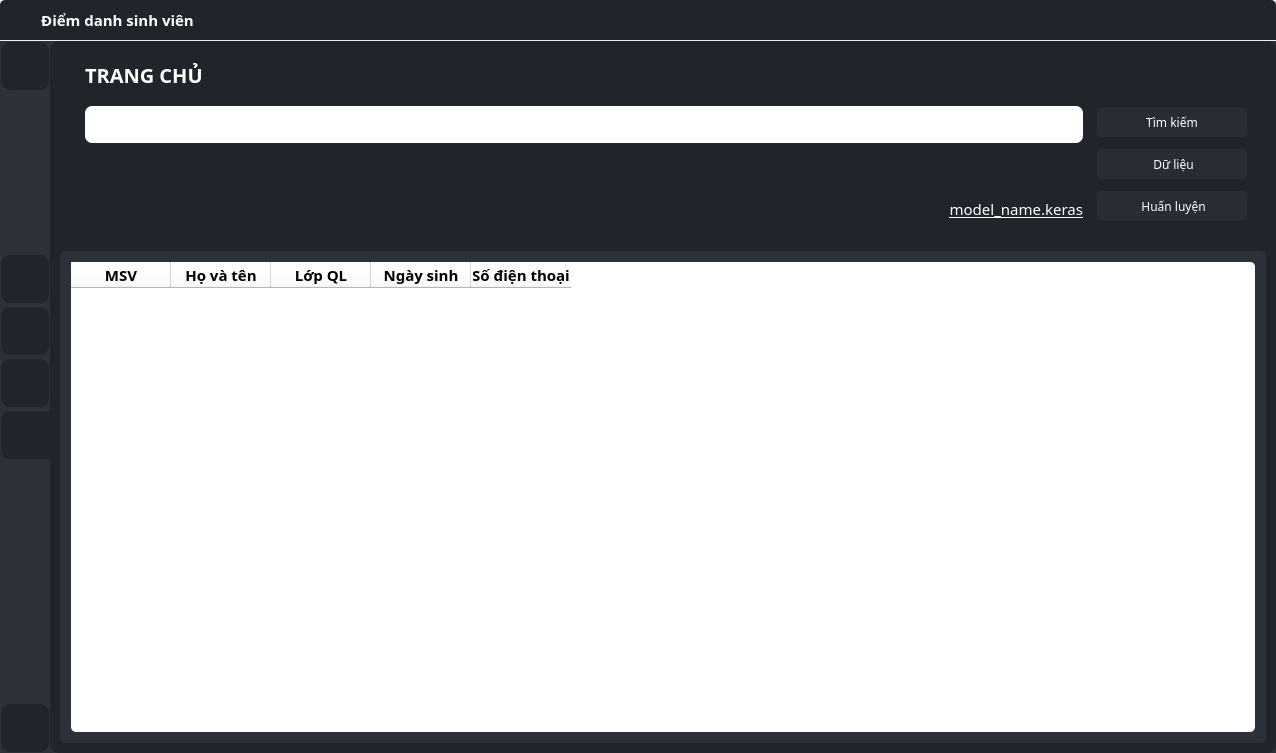
The window that attendance.ui (cdghhhiilnnotu/Face-Attendance-CLIENT) describes before a commit, drawn with Qt 5.
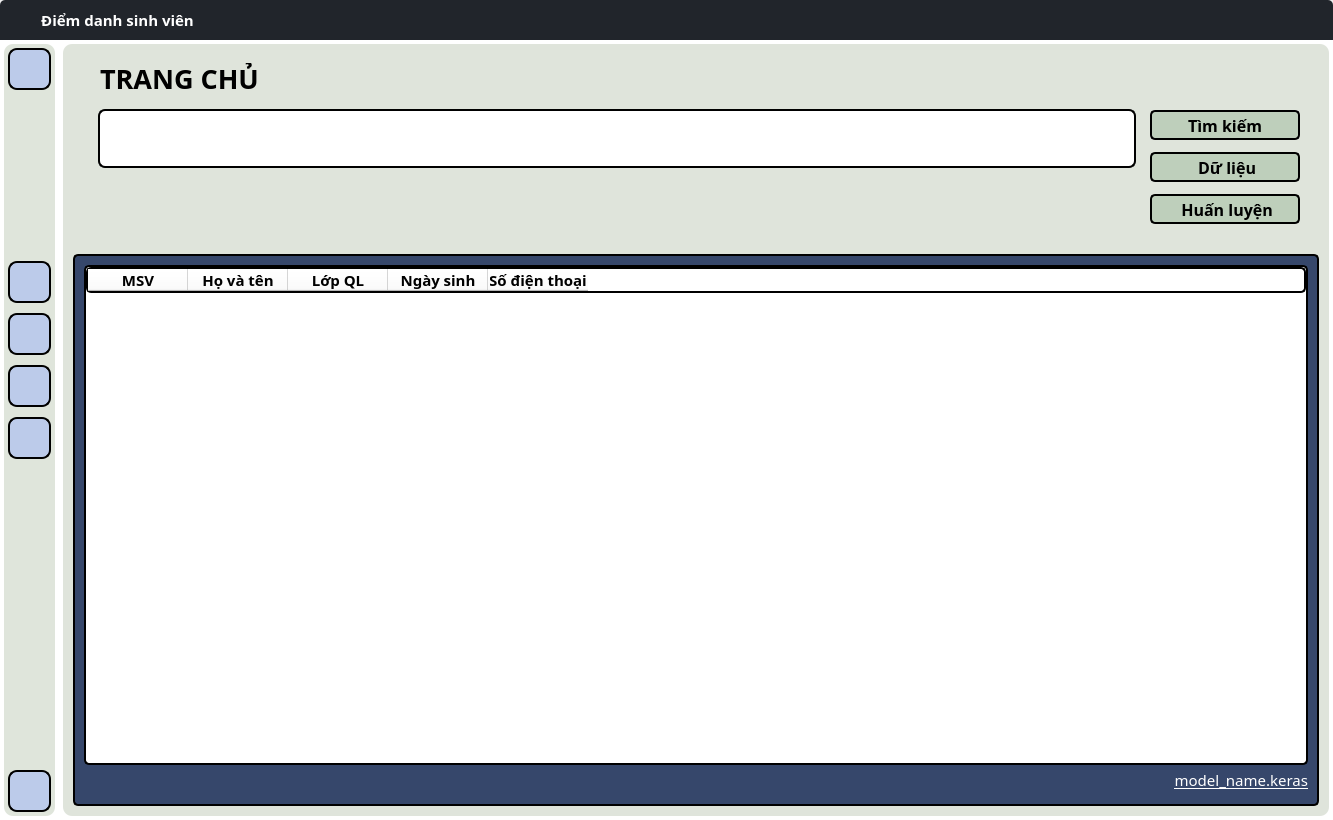
The same window after the commit. The open tabs and pages were chosen to show the change. Icons and pictures are not drawn.

```diff
--- a/attendance.ui
+++ b/attendance.ui
@@ -6,8 +6,8 @@
    <rect>
     <x>0</x>
     <y>0</y>
-    <width>1276</width>
-    <height>753</height>
+    <width>1333</width>
+    <height>820</height>
    </rect>
   </property>
   <property name="font">
@@ -21,7 +21,7 @@
   <widget class="QWidget" name="attendanceWidget">
    <layout class="QVBoxLayout" name="verticalLayout_19">
     <property name="spacing">
-     <number>1</number>
+     <number>0</number>
     </property>
     <property name="leftMargin">
      <number>0</number>
@@ -85,7 +85,7 @@
           <string/>
          </property>
          <property name="pixmap">
-          <pixmap resource="resources/EC8482/resources.qrc">:/icons/airplay.svg</pixmap>
+          <pixmap>:/icons/airplay.svg</pixmap>
          </property>
          <property name="alignment">
           <set>Qt::AlignCenter</set>
@@ -144,7 +144,7 @@
           <string/>
          </property>
          <property name="icon">
-          <iconset resource="resources/EC8482/resources.qrc">
+          <iconset>
            <normaloff>:/icons/divide-circle.svg</normaloff>:/icons/divide-circle.svg</iconset>
          </property>
          <property name="iconSize">
@@ -173,7 +173,7 @@
           <string/>
          </property>
          <property name="icon">
-          <iconset resource="resources/EC8482/resources.qrc">
+          <iconset>
            <normaloff>:/icons/circle.svg</normaloff>:/icons/circle.svg</iconset>
          </property>
          <property name="iconSize">
@@ -202,7 +202,7 @@
           <string/>
          </property>
          <property name="icon">
-          <iconset resource="resources/EC8482/resources.qrc">
+          <iconset>
            <normaloff>:/icons/x-circle.svg</normaloff>:/icons/x-circle.svg</iconset>
          </property>
          <property name="iconSize">
@@ -225,23 +225,23 @@
        <bool>false</bool>
       </property>
       <property name="styleSheet">
-       <string notr="true">background-color: rgb(44, 49, 58);</string>
+       <string notr="true">background-color: rgb(255, 255, 255);</string>
       </property>
       <layout class="QHBoxLayout" name="horizontalLayout">
        <property name="spacing">
-        <number>0</number>
+        <number>8</number>
        </property>
        <property name="leftMargin">
-        <number>0</number>
+        <number>4</number>
        </property>
        <property name="topMargin">
-        <number>0</number>
+        <number>4</number>
        </property>
        <property name="rightMargin">
-        <number>0</number>
+        <number>4</number>
        </property>
        <property name="bottomMargin">
-        <number>0</number>
+        <number>4</number>
        </property>
        <item>
         <widget class="QWidget" name="menu" native="true">
@@ -258,7 +258,7 @@
           </size>
          </property>
          <property name="styleSheet">
-          <string notr="true">background-color: rgb(44, 49, 58);
+          <string notr="true">background-color:rgb(223,229,219);
 border-radius: 9px;
 </string>
          </property>
@@ -295,26 +295,26 @@
             <property name="font">
              <font>
               <family>Cascadia Code</family>
-              <pointsize>13</pointsize>
+              <pointsize>12</pointsize>
              </font>
             </property>
             <property name="layoutDirection">
              <enum>Qt::LeftToRight</enum>
             </property>
             <property name="styleSheet">
-             <string notr="true">background-color: rgb(33, 37, 43);
-border-top-right-radius: 9px;
-border-top-left-radius: 9px;
-border-bottom-right-radius: 9px;
-border-bottom-left-radius: 9px;
-margin: 1px 1px 1px 1px;</string>
+             <string notr="true">margin: 4px 4px 4px 4px;
+background-color:rgb(188,203,234);
+border-radius:9px;
+border: 2px solid #000;
+font-size: 12pt;
+</string>
             </property>
             <property name="text">
              <string/>
             </property>
             <property name="icon">
-             <iconset resource="resources/EC8482/resources.qrc">
-              <normaloff>:/icons/menu.svg</normaloff>:/icons/menu.svg</iconset>
+             <iconset resource="resources/resources.qrc">
+              <normaloff>:/icons_dark/icon_dark/menu.svg</normaloff>:/icons_dark/icon_dark/menu.svg</iconset>
             </property>
             <property name="iconSize">
              <size>
@@ -381,22 +381,23 @@
                <property name="font">
                 <font>
                  <family>Cascadia Code</family>
+                 <pointsize>12</pointsize>
                 </font>
                </property>
                <property name="styleSheet">
-                <string notr="true">background-color: rgb(33, 37, 43);
-border-top-right-radius: 9px;
-border-top-left-radius: 9px;
-border-bottom-right-radius: 9px;
-border-bottom-left-radius: 9px;
-margin: 1px 1px 1px 1px;</string>
+                <string notr="true">margin: 4px 4px 4px 4px;
+background-color:rgb(188,203,234);
+border-radius:9px;
+border: 2px solid #000;
+font-size: 12pt;
+</string>
                </property>
                <property name="text">
                 <string/>
                </property>
                <property name="icon">
-                <iconset resource="resources/EC8482/resources.qrc">
-                 <normaloff>:/icons/home.svg</normaloff>:/icons/home.svg</iconset>
+                <iconset resource="resources/resources.qrc">
+                 <normaloff>:/icons_dark/icon_dark/home.svg</normaloff>:/icons_dark/icon_dark/home.svg</iconset>
                </property>
                <property name="iconSize">
                 <size>
@@ -417,22 +418,23 @@
                <property name="font">
                 <font>
                  <family>Cascadia Code</family>
+                 <pointsize>12</pointsize>
                 </font>
                </property>
                <property name="styleSheet">
-                <string notr="true">background-color: rgb(33, 37, 43);
-border-top-right-radius: 9px;
-border-top-left-radius: 9px;
-border-bottom-right-radius: 9px;
-border-bottom-left-radius: 9px;
-margin: 1px 1px 1px 1px;</string>
+                <string notr="true">margin: 4px 4px 4px 4px;
+background-color:rgb(188,203,234);
+border-radius:9px;
+border: 2px solid #000;
+font-size: 12pt;
+</string>
                </property>
                <property name="text">
                 <string/>
                </property>
                <property name="icon">
-                <iconset resource="resources/EC8482/resources.qrc">
-                 <normaloff>:/icons/life-buoy.svg</normaloff>:/icons/life-buoy.svg</iconset>
+                <iconset resource="resources/resources.qrc">
+                 <normaloff>:/icons_dark/icon_dark/user-check.svg</normaloff>:/icons_dark/icon_dark/user-check.svg</iconset>
                </property>
                <property name="iconSize">
                 <size>
@@ -453,22 +455,23 @@
                <property name="font">
                 <font>
                  <family>Cascadia Code</family>
+                 <pointsize>12</pointsize>
                 </font>
                </property>
                <property name="styleSheet">
-                <string notr="true">background-color: rgb(33, 37, 43);
-border-top-right-radius: 9px;
-border-top-left-radius: 9px;
-border-bottom-right-radius: 9px;
-border-bottom-left-radius: 9px;
-margin: 1px 1px 1px 1px;</string>
+                <string notr="true">margin: 4px 4px 4px 4px;
+background-color:rgb(188,203,234);
+border-radius:9px;
+border: 2px solid #000;
+font-size: 12pt;
+</string>
                </property>
                <property name="text">
                 <string/>
                </property>
                <property name="icon">
-                <iconset resource="resources/EC8482/resources.qrc">
-                 <normaloff>:/icons/file-text.svg</normaloff>:/icons/file-text.svg</iconset>
+                <iconset resource="resources/resources.qrc">
+                 <normaloff>:/icons_dark/icon_dark/file-text.svg</normaloff>:/icons_dark/icon_dark/file-text.svg</iconset>
                </property>
                <property name="iconSize">
                 <size>
@@ -489,22 +492,23 @@
                <property name="font">
                 <font>
                  <family>Cascadia Code</family>
+                 <pointsize>12</pointsize>
                 </font>
                </property>
                <property name="styleSheet">
-                <string notr="true">background-color: rgb(33, 37, 43);
-border-top-right-radius: 0px;
-border-top-left-radius: 9px;
-border-bottom-right-radius: 0px;
-border-bottom-left-radius: 9px;
-margin: 1px 0px 1px 1px;</string>
+                <string notr="true">margin: 4px 4px 4px 4px;
+background-color:rgb(188,203,234);
+border-radius:9px;
+border: 2px solid #000;
+font-size: 12pt;
+</string>
                </property>
                <property name="text">
                 <string/>
                </property>
                <property name="icon">
-                <iconset resource="resources/EC8482/resources.qrc">
-                 <normaloff>:/icons/pie-chart.svg</normaloff>:/icons/pie-chart.svg</iconset>
+                <iconset resource="resources/resources.qrc">
+                 <normaloff>:/icons_dark/icon_dark/pie-chart.svg</normaloff>:/icons_dark/icon_dark/pie-chart.svg</iconset>
                </property>
                <property name="iconSize">
                 <size>
@@ -544,22 +548,23 @@
             <property name="font">
              <font>
               <family>Cascadia Code</family>
+              <pointsize>12</pointsize>
              </font>
             </property>
             <property name="styleSheet">
-             <string notr="true">background-color: rgb(33, 37, 43);
-border-top-right-radius: 9px;
-border-top-left-radius: 9px;
-border-bottom-right-radius: 9px;
-border-bottom-left-radius: 9px;
-margin: 1px 1px 1px 1px;</string>
+             <string notr="true">margin: 4px 4px 4px 4px;
+background-color:rgb(188,203,234);
+border-radius:9px;
+border: 2px solid #000;
+font-size: 12pt;
+</string>
             </property>
             <property name="text">
              <string/>
             </property>
             <property name="icon">
-             <iconset resource="resources/EC8482/resources.qrc">
-              <normaloff>:/icons/power.svg</normaloff>:/icons/power.svg</iconset>
+             <iconset resource="resources/resources.qrc">
+              <normaloff>:/icons_dark/icon_dark/log-out.svg</normaloff>:/icons_dark/icon_dark/log-out.svg</iconset>
             </property>
             <property name="iconSize">
              <size>
@@ -581,14 +586,14 @@
           </size>
          </property>
          <property name="styleSheet">
-          <string notr="true">background-color: rgb(33, 37, 43);
+          <string notr="true">background-color:rgb(223,228,219);
 border-radius: 9px;</string>
          </property>
          <layout class="QVBoxLayout" name="verticalLayout_2">
           <item>
            <widget class="QStackedWidget" name="main_pages">
             <property name="currentIndex">
-             <number>3</number>
+             <number>1</number>
             </property>
             <widget class="QWidget" name="home_page">
              <layout class="QVBoxLayout" name="verticalLayout_4" stretch="1,3">
@@ -609,6 +614,9 @@
               </property>
               <item>
                <widget class="QWidget" name="home_controllers" native="true">
+                <property name="autoFillBackground">
+                 <bool>false</bool>
+                </property>
                 <layout class="QVBoxLayout" name="verticalLayout_12">
                  <property name="spacing">
                   <number>0</number>
@@ -630,7 +638,7 @@
                    <property name="font">
                     <font>
                      <family>Cascadia Mono SemiBold</family>
-                     <pointsize>15</pointsize>
+                     <pointsize>20</pointsize>
                      <weight>75</weight>
                      <bold>true</bold>
                      <underline>false</underline>
@@ -641,8 +649,10 @@
                     <enum>Qt::LeftToRight</enum>
                    </property>
                    <property name="styleSheet">
-                    <string notr="true">color: rgb(255, 255, 255);
-padding-left: 10px;</string>
+                    <string notr="true">color: rgb(0, 0, 0);
+padding-left: 10px;
+font-weight: bold;
+font-size: 20pt;</string>
                    </property>
                    <property name="text">
                     <string>TRANG CHỦ</string>
@@ -701,7 +711,8 @@
                          </property>
                          <property name="styleSheet">
                           <string notr="true">background-color: rgb(255, 255, 255);
-border-radius: 7px;</string>
+border-radius: 7px;
+border: 2px solid #000;</string>
                          </property>
                          <property name="inputMask">
                           <string/>
@@ -724,35 +735,6 @@
                          </property>
                         </spacer>
                        </item>
-                       <item>
-                        <widget class="QLabel" name="model_name_label">
-                         <property name="minimumSize">
-                          <size>
-                           <width>0</width>
-                           <height>30</height>
-                          </size>
-                         </property>
-                         <property name="font">
-                          <font>
-                           <family>Cascadia Code</family>
-                           <pointsize>11</pointsize>
-                           <underline>true</underline>
-                          </font>
-                         </property>
-                         <property name="layoutDirection">
-                          <enum>Qt::LeftToRight</enum>
-                         </property>
-                         <property name="styleSheet">
-                          <string notr="true">color: rgb(255, 255, 255);</string>
-                         </property>
-                         <property name="text">
-                          <string>model_name.keras</string>
-                         </property>
-                         <property name="alignment">
-                          <set>Qt::AlignRight|Qt::AlignTrailing|Qt::AlignVCenter</set>
-                         </property>
-                        </widget>
-                       </item>
                       </layout>
                      </widget>
                     </item>
@@ -797,20 +779,22 @@
                          <property name="font">
                           <font>
                            <family>Cascadia Code</family>
+                           <pointsize>12</pointsize>
+                           <weight>75</weight>
+                           <bold>true</bold>
                           </font>
                          </property>
                          <property name="styleSheet">
-                          <string notr="true">background-color: rgb(40, 44, 52);
-color: rgb(255, 255, 255);
-border-radius: 5px;</string>
+                          <string notr="true">background-color: rgb(190,207,187);
+color: rgb(0,0,0);
+border-radius: 5px;
+border: 2px solid #000;
+font-weight: bold;
+font-size: 12pt;</string>
                          </property>
                          <property name="text">
                           <string>Tìm kiếm</string>
                          </property>
-                         <property name="icon">
-                          <iconset resource="resources/EC8482/resources.qrc">
-                           <normaloff>:/icons/search.svg</normaloff>:/icons/search.svg</iconset>
-                         </property>
                          <property name="iconSize">
                           <size>
                            <width>25</width>
@@ -842,20 +826,22 @@
                          <property name="font">
                           <font>
                            <family>Cascadia Code</family>
+                           <pointsize>12</pointsize>
+                           <weight>75</weight>
+                           <bold>true</bold>
                           </font>
                          </property>
                          <property name="styleSheet">
-                          <string notr="true">background-color: rgb(40, 44, 52);
-color: rgb(255, 255, 255);
-border-radius: 5px;</string>
+                          <string notr="true">background-color: rgb(190,207,187);
+color: rgb(0,0,0);
+border-radius: 5px;
+border: 2px solid #000;
+font-weight: bold;
+font-size: 12pt;</string>
                          </property>
                          <property name="text">
                           <string> Dữ liệu</string>
                          </property>
-                         <property name="icon">
-                          <iconset resource="resources/EC8482/resources.qrc">
-                           <normaloff>:/icons/archive.svg</normaloff>:/icons/archive.svg</iconset>
-                         </property>
                          <property name="iconSize">
                           <size>
                            <width>25</width>
@@ -881,18 +867,24 @@
                          <property name="font">
                           <font>
                            <family>Cascadia Code</family>
+                           <pointsize>12</pointsize>
+                           <weight>75</weight>
+                           <bold>true</bold>
                           </font>
                          </property>
                          <property name="styleSheet">
-                          <string notr="true">background-color: rgb(40, 44, 52);
-color: rgb(255, 255, 255);
-border-radius: 5px;</string>
+                          <string notr="true">background-color: rgb(190,207,187);
+color: rgb(0,0,0);
+border-radius: 5px;
+border: 2px solid #000;
+font-weight: bold;
+font-size: 12pt;</string>
                          </property>
                          <property name="text">
                           <string> Huấn luyện</string>
                          </property>
                          <property name="icon">
-                          <iconset resource="resources/EC8482/resources.qrc">
+                          <iconset>
                            <normaloff>:/icons/zap.svg</normaloff>:/icons/zap.svg</iconset>
                          </property>
                          <property name="iconSize">
@@ -921,7 +913,10 @@
                 </property>
                 <property name="styleSheet">
                  <string notr="true">border-radius: 5px;
-background-color: rgb(44, 49, 58);</string>
+background-color:rgb(54, 71, 107); 
+border-radius: 5px;
+border: 2px solid #000;
+</string>
                 </property>
                 <layout class="QVBoxLayout" name="verticalLayout_3">
                  <property name="spacing">
@@ -1045,6 +1040,38 @@
                    </column>
                   </widget>
                  </item>
+                 <item>
+                  <widget class="QLabel" name="model_name_label">
+                   <property name="minimumSize">
+                    <size>
+                     <width>0</width>
+                     <height>30</height>
+                    </size>
+                   </property>
+                   <property name="font">
+                    <font>
+                     <family>Cascadia Code</family>
+                     <pointsize>11</pointsize>
+                     <underline>true</underline>
+                    </font>
+                   </property>
+                   <property name="layoutDirection">
+                    <enum>Qt::LeftToRight</enum>
+                   </property>
+                   <property name="styleSheet">
+                    <string notr="true">color: rgb(255,255,255);
+
+border-radius: 5px;
+border: 0px solid ;</string>
+                   </property>
+                   <property name="text">
+                    <string>model_name.keras</string>
+                   </property>
+                   <property name="alignment">
+                    <set>Qt::AlignRight|Qt::AlignTrailing|Qt::AlignVCenter</set>
+                   </property>
+                  </widget>
+                 </item>
                 </layout>
                </widget>
               </item>
@@ -1102,7 +1129,7 @@
                    <property name="font">
                     <font>
                      <family>Cascadia Mono SemiBold</family>
-                     <pointsize>15</pointsize>
+                     <pointsize>20</pointsize>
                      <weight>75</weight>
                      <bold>true</bold>
                      <underline>false</underline>
@@ -1113,8 +1140,10 @@
                     <enum>Qt::LeftToRight</enum>
                    </property>
                    <property name="styleSheet">
-                    <string notr="true">color: rgb(255, 255, 255);
-padding-left: 10px;</string>
+                    <string notr="true">color: rgb(0, 0, 0);
+padding-left: 10px;
+font-weight: bold;
+font-size: 20pt;</string>
                    </property>
                    <property name="text">
                     <string>ĐIỂM DANH</string>
@@ -1163,9 +1192,12 @@
                           </font>
                          </property>
                          <property name="styleSheet">
-                          <string notr="true">background-color: rgb(255, 255, 255);
+                          <string notr="true">
 border-radius: 5px;
-padding-left: 5px;</string>
+padding-left: 5px;
+background-color: rgb(255, 255, 255);
+border-radius: 7px;
+border: 2px solid #000;</string>
                          </property>
                          <property name="inputMask">
                           <string/>
@@ -1324,18 +1356,24 @@
                          <property name="font">
                           <font>
                            <family>Cascadia Code</family>
+                           <pointsize>12</pointsize>
+                           <weight>75</weight>
+                           <bold>true</bold>
                           </font>
                          </property>
                          <property name="styleSheet">
-                          <string notr="true">background-color: rgb(40, 44, 52);
-color: rgb(255, 255, 255);
-border-radius: 5px;</string>
+                          <string notr="true">background-color: rgb(190,207,187);
+color: rgb(0,0,0);
+border-radius: 5px;
+border: 2px solid #000;
+font-weight: bold;
+font-size: 12pt;</string>
                          </property>
                          <property name="text">
                           <string> Mở ảnh</string>
                          </property>
                          <property name="icon">
-                          <iconset resource="resources/EC8482/resources.qrc">
+                          <iconset>
                            <normaloff>:/icons/crosshair.svg</normaloff>:/icons/crosshair.svg</iconset>
                          </property>
                          <property name="iconSize">
@@ -1357,18 +1395,24 @@
                          <property name="font">
                           <font>
                            <family>Cascadia Code</family>
+                           <pointsize>12</pointsize>
+                           <weight>75</weight>
+                           <bold>true</bold>
                           </font>
                          </property>
                          <property name="styleSheet">
-                          <string notr="true">background-color: rgb(40, 44, 52);
-color: rgb(255, 255, 255);
-border-radius: 5px;</string>
+                          <string notr="true">background-color: rgb(190,207,187);
+color: rgb(0,0,0);
+border-radius: 5px;
+border: 2px solid #000;
+font-weight: bold;
+font-size: 12pt;</string>
                          </property>
                          <property name="text">
                           <string> Điểm danh</string>
                          </property>
                          <property name="icon">
-                          <iconset resource="resources/EC8482/resources.qrc">
+                          <iconset>
                            <normaloff>:/icons/smile.svg</normaloff>:/icons/smile.svg</iconset>
                          </property>
                          <property name="iconSize">
@@ -1390,18 +1434,24 @@
                          <property name="font">
                           <font>
                            <family>Cascadia Code</family>
+                           <pointsize>12</pointsize>
+                           <weight>75</weight>
+                           <bold>true</bold>
                           </font>
                          </property>
                          <property name="styleSheet">
-                          <string notr="true">background-color: rgb(40, 44, 52);
-color: rgb(255, 255, 255);
-border-radius: 5px;</string>
+                          <string notr="true">background-color: rgb(190,207,187);
+color: rgb(0,0,0);
+border-radius: 5px;
+border: 2px solid #000;
+font-weight: bold;
+font-size: 12pt;</string>
                          </property>
                          <property name="text">
                           <string> Kết quả</string>
                          </property>
                          <property name="icon">
-                          <iconset resource="resources/EC8482/resources.qrc">
+                          <iconset>
                            <normaloff>:/icons/user-check.svg</normaloff>:/icons/user-check.svg</iconset>
                          </property>
                          <property name="iconSize">
@@ -1443,7 +1493,11 @@
                 </property>
                 <property name="styleSheet">
                  <string notr="true">border-radius: 5px;
-background-color: rgb(44, 49, 58);</string>
+background-color:rgb(54, 71, 107); 
+border-radius: 5px;
+border: 2px solid #000;
+
+</string>
                 </property>
                 <property name="currentIndex">
                  <number>2</number>
@@ -1467,7 +1521,7 @@
                      <string/>
                     </property>
                     <property name="pixmap">
-                     <pixmap>C:/Users/Duong/.designer/backup/resources/apps/no_data_found.png</pixmap>
+                     <pixmap>../../../Duong/.designer/backup/resources/apps/no_data_found.png</pixmap>
                     </property>
                     <property name="scaledContents">
                      <bool>true</bool>
@@ -1495,7 +1549,7 @@
                      <string/>
                     </property>
                     <property name="pixmap">
-                     <pixmap>C:/Users/Duong/.designer/backup/resources/apps/no_data_found.png</pixmap>
+                     <pixmap>../../../Duong/.designer/backup/resources/apps/no_data_found.png</pixmap>
                     </property>
                     <property name="scaledContents">
                      <bool>true</bool>
@@ -1628,7 +1682,7 @@
                    <property name="font">
                     <font>
                      <family>Cascadia Mono SemiBold</family>
-                     <pointsize>15</pointsize>
+                     <pointsize>20</pointsize>
                      <weight>75</weight>
                      <bold>true</bold>
                      <underline>false</underline>
@@ -1639,8 +1693,10 @@
                     <enum>Qt::LeftToRight</enum>
                    </property>
                    <property name="styleSheet">
-                    <string notr="true">color: rgb(255, 255, 255);
-padding-left: 10px;</string>
+                    <string notr="true">color: rgb(0, 0, 0);
+padding-left: 10px;
+font-weight: bold;
+font-size: 20pt;</string>
                    </property>
                    <property name="text">
                     <string>BÁO CÁO</string>
@@ -1669,7 +1725,8 @@
                       </property>
                       <property name="styleSheet">
                        <string notr="true">background-color: rgb(255, 255, 255);
-border-radius: 5px;</string>
+border-radius: 7px;
+border: 2px solid #000;</string>
                       </property>
                       <property name="inputMask">
                        <string/>
@@ -1690,18 +1747,24 @@
                       <property name="font">
                        <font>
                         <family>Cascadia Code</family>
+                        <pointsize>12</pointsize>
+                        <weight>75</weight>
+                        <bold>true</bold>
                        </font>
                       </property>
                       <property name="styleSheet">
-                       <string notr="true">background-color: rgb(40, 44, 52);
-color: rgb(255, 255, 255);
-border-radius: 5px;</string>
+                       <string notr="true">background-color: rgb(190,207,187);
+color: rgb(0,0,0);
+border-radius: 5px;
+border: 2px solid #000;
+font-weight: bold;
+font-size: 12pt;</string>
                       </property>
                       <property name="text">
                        <string>Tìm kiếm</string>
                       </property>
                       <property name="icon">
-                       <iconset resource="resources/EC8482/resources.qrc">
+                       <iconset>
                         <normaloff>:/icons/search.svg</normaloff>:/icons/search.svg</iconset>
                       </property>
                       <property name="iconSize">
@@ -1727,7 +1790,9 @@
                 </property>
                 <property name="styleSheet">
                  <string notr="true">border-radius: 5px;
-background-color: rgb(44, 49, 58);</string>
+background-color:rgb(54, 71, 107); 
+border-radius: 5px;
+border: 2px solid #000;</string>
                 </property>
                 <layout class="QVBoxLayout" name="verticalLayout_6">
                  <property name="spacing">
@@ -1881,7 +1946,7 @@
                    <property name="font">
                     <font>
                      <family>Cascadia Mono SemiBold</family>
-                     <pointsize>15</pointsize>
+                     <pointsize>20</pointsize>
                      <weight>75</weight>
                      <bold>true</bold>
                      <underline>false</underline>
@@ -1892,8 +1957,10 @@
                     <enum>Qt::LeftToRight</enum>
                    </property>
                    <property name="styleSheet">
-                    <string notr="true">color: rgb(255, 255, 255);
-padding-left: 10px;</string>
+                    <string notr="true">color: rgb(0, 0, 0);
+padding-left: 10px;
+font-weight: bold;
+font-size: 20pt;</string>
                    </property>
                    <property name="text">
                     <string>BIỂU ĐỒ HUẤN LUYỆN MÔ HÌNH</string>
@@ -1922,7 +1989,8 @@
                       </property>
                       <property name="styleSheet">
                        <string notr="true">background-color: rgb(255, 255, 255);
-border-radius: 5px;</string>
+border-radius: 7px;
+border: 2px solid #000;</string>
                       </property>
                       <property name="inputMask">
                        <string/>
@@ -1949,18 +2017,24 @@
                       <property name="font">
                        <font>
                         <family>Cascadia Code</family>
+                        <pointsize>12</pointsize>
+                        <weight>75</weight>
+                        <bold>true</bold>
                        </font>
                       </property>
                       <property name="styleSheet">
-                       <string notr="true">background-color: rgb(40, 44, 52);
-color: rgb(255, 255, 255);
-border-radius: 5px;</string>
+                       <string notr="true">background-color: rgb(190,207,187);
+color: rgb(0,0,0);
+border-radius: 5px;
+border: 2px solid #000;
+font-weight: bold;
+font-size: 12pt;</string>
                       </property>
                       <property name="text">
                        <string> Mô hình</string>
                       </property>
                       <property name="icon">
-                       <iconset resource="resources/EC8482/resources.qrc">
+                       <iconset>
                         <normaloff>:/icons/codesandbox.svg</normaloff>:/icons/codesandbox.svg</iconset>
                       </property>
                       <property name="iconSize">
@@ -1987,8 +2061,8 @@
                     <enum>Qt::LeftToRight</enum>
                    </property>
                    <property name="styleSheet">
-                    <string notr="true">color: rgb(255, 255, 255);
-padding: 0px 5px 0px 5px;</string>
+                    <string notr="true">color: rgb(0, 0, 0);
+padding-left: 10px;</string>
                    </property>
                    <property name="text">
                     <string>Model: ...</string>
@@ -2009,7 +2083,10 @@
                  </font>
                 </property>
                 <property name="styleSheet">
-                 <string notr="true">background-color: rgb(44, 49, 58);</string>
+                 <string notr="true">border-radius: 5px;
+background-color:rgb(54, 71, 107); 
+border-radius: 5px;
+border: 2px solid #000;</string>
                 </property>
                 <layout class="QHBoxLayout" name="horizontalLayout_10">
                  <property name="spacing">
@@ -2038,7 +2115,7 @@
                     <string/>
                    </property>
                    <property name="pixmap">
-                    <pixmap>C:/Users/Duong/.designer/backup/resources/apps/no_data_found.png</pixmap>
+                    <pixmap>../../../Duong/.designer/backup/resources/apps/no_data_found.png</pixmap>
                    </property>
                    <property name="scaledContents">
                     <bool>true</bool>
```
Left out of the diff: 2 changed lines with no effect on the pictures.
